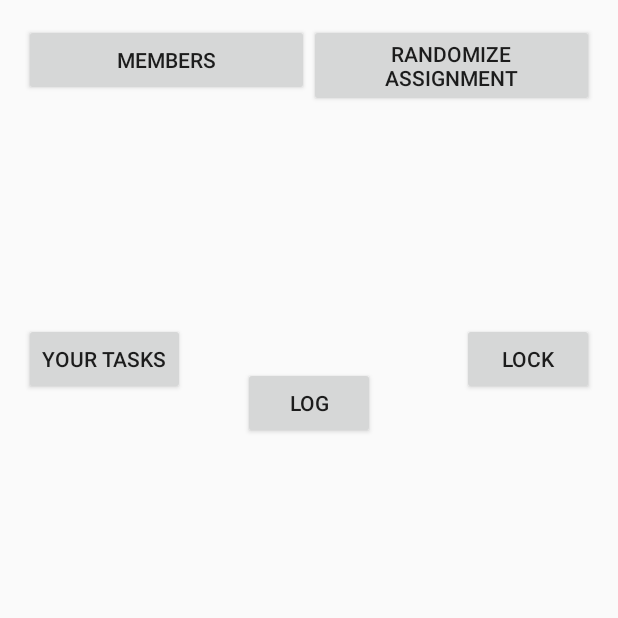
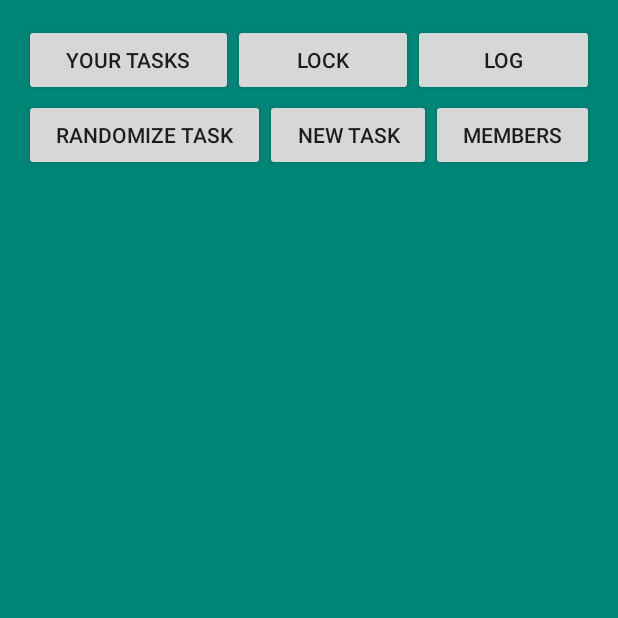
Before and after one commit to ucsdCSE110wi16/CSE110M260T16, an Android app: the TaskList screen opened directly, with no data from a screen before it, on a phone screen of 412 x 824 dp, the top half of it. Run offline under Robolectric (Android 15) with nearby library versions, the phone set to English and light mode, and no system bars; libraries missing offline, so code that uses them is left out: com.parse; 2 statements that could not run were skipped.

Commit message:
changed UI for task list main screen

```diff
--- a/CSE110TaskList/app/src/main/res/layout/task_list.xml
+++ b/CSE110TaskList/app/src/main/res/layout/task_list.xml
@@ -7,30 +7,73 @@
     android:paddingLeft="@dimen/activity_horizontal_margin"
     android:paddingRight="@dimen/activity_horizontal_margin"
     android:paddingTop="@dimen/activity_vertical_margin"
-    tools:context="cs110group16.todo.MainActivity">
+    tools:context="cs110group16.todo.MainActivity"
+    android:background="@color/accent_material_light">
 
+    <LinearLayout
+        android:layout_width="match_parent"
+        android:layout_height="match_parent">
 
         <Button
-        android:layout_width="50dp"
+            android:layout_width="wrap_content"
             android:layout_height="wrap_content"
-        android:text="create task"
+            android:text="Your Tasks"
+            android:id="@+id/B_yourTasks"
+            android:layout_below="@+id/submit"
+            android:layout_alignParentLeft="true"
+            android:layout_alignParentStart="true"
+            android:onClick="onYourTasksClick"
+            android:focusableInTouchMode="false"
+            android:layout_weight="1"/>
+
+        <Button
+            android:layout_width="wrap_content"
+            android:layout_height="wrap_content"
+            android:text="Lock"
+            android:id="@+id/B_lock"
+            android:layout_below="@+id/submit"
+            android:layout_alignRight="@+id/list_randomize"
+            android:layout_alignEnd="@+id/list_randomize"
+            android:onClick="lock"
+            android:layout_weight="1"/>
+
+        <Button
+            android:layout_width="wrap_content"
+            android:layout_height="wrap_content"
+            android:text="log"
+            android:id="@+id/logButton"
+            android:layout_below="@+id/groupName"
+            android:layout_centerHorizontal="true"
+            android:layout_weight="1"/>
+
+    </LinearLayout>
+
+    <LinearLayout
+        android:layout_width="match_parent"
+        android:layout_height="match_parent"
+        android:layout_marginTop="50dp">
+
+        <Button
+            android:layout_width="wrap_content"
+            android:layout_height="wrap_content"
+            android:text="Randomize Task"
+            android:onClick="randomizeAssignment"
+            android:id="@+id/list_randomize"
+            android:layout_alignTop="@+id/submit"
+            android:layout_toRightOf="@+id/groupName"
+            android:layout_toEndOf="@+id/groupName"
+            android:layout_weight="1"/>
+
+        <Button
+            android:layout_width="wrap_content"
+            android:layout_height="wrap_content"
+            android:text="new task"
             android:id="@+id/submit"
             android:onClick="buttonOnClick"
             android:layout_alignParentTop="true"
             android:layout_alignLeft="@+id/groupName"
             android:layout_alignStart="@+id/groupName"
-        android:layout_toLeftOf="@+id/list_randomize"
-        android:layout_toStartOf="@+id/list_randomize" />
-
-    <Button
-        android:layout_width="wrap_content"
-        android:layout_height="wrap_content"
-        android:text="Randomize Assignment"
-        android:onClick="randomizeAssignment"
-        android:id="@+id/list_randomize"
-        android:layout_alignTop="@+id/submit"
-        android:layout_toRightOf="@+id/groupName"
-        android:layout_toEndOf="@+id/groupName" />
+            android:layout_weight="1" />
 
         <Button
             android:layout_width="wrap_content"
@@ -42,52 +85,32 @@
             android:layout_alignParentLeft="true"
             android:layout_alignParentStart="true"
             android:layout_toLeftOf="@+id/submit"
-        android:layout_toStartOf="@+id/submit" />
+            android:layout_toStartOf="@+id/submit"
+            android:layout_weight="1"/>
 
-    <Button
-        android:layout_width="wrap_content"
-        android:layout_height="wrap_content"
-        android:text="Your Tasks"
-        android:id="@+id/B_yourTasks"
-        android:layout_below="@+id/submit"
-        android:layout_alignParentLeft="true"
-        android:layout_alignParentStart="true"
-        android:onClick="onYourTasksClick"
-        android:focusableInTouchMode="false" />
+    </LinearLayout>
+
 
     <TextView
         android:layout_width="wrap_content"
+        android:textAllCaps="true"
         android:layout_height="wrap_content"
         android:textAppearance="?android:attr/textAppearanceLarge"
         android:id="@+id/groupName"
         android:text="Group Name"
         android:layout_below="@+id/submit"
-        android:layout_centerHorizontal="true" />
+        android:layout_centerHorizontal="true"
+        android:layout_marginTop="120dp"
+        android:textColor="@android:color/white" />
 
     <ListView
-        android:layout_width="wrap_content"
+        android:layout_width="fill_parent"
         android:layout_height="wrap_content"
         android:id="@+id/taskList"
         android:layout_below="@+id/submit"
         android:layout_alignParentLeft="true"
         android:layout_alignParentStart="true"
-        android:layout_marginTop="44dp" />
+        android:layout_marginTop="170dp"
+        android:background="@android:color/white" />
 
-    <Button
-        android:layout_width="wrap_content"
-        android:layout_height="wrap_content"
-        android:text="Lock"
-        android:id="@+id/B_lock"
-        android:layout_below="@+id/submit"
-        android:layout_alignRight="@+id/list_randomize"
-        android:layout_alignEnd="@+id/list_randomize"
-        android:onClick="lock" />
-
-    <Button
-        android:layout_width="wrap_content"
-        android:layout_height="wrap_content"
-        android:text="log"
-        android:id="@+id/logButton"
-        android:layout_below="@+id/groupName"
-        android:layout_centerHorizontal="true" />
 </RelativeLayout>
```
Lines whose indentation alone changed are shown as unchanged.
